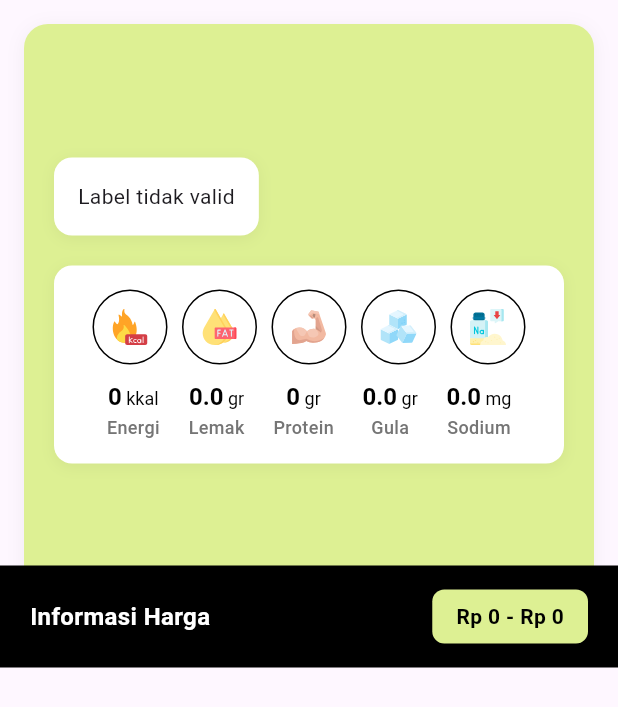
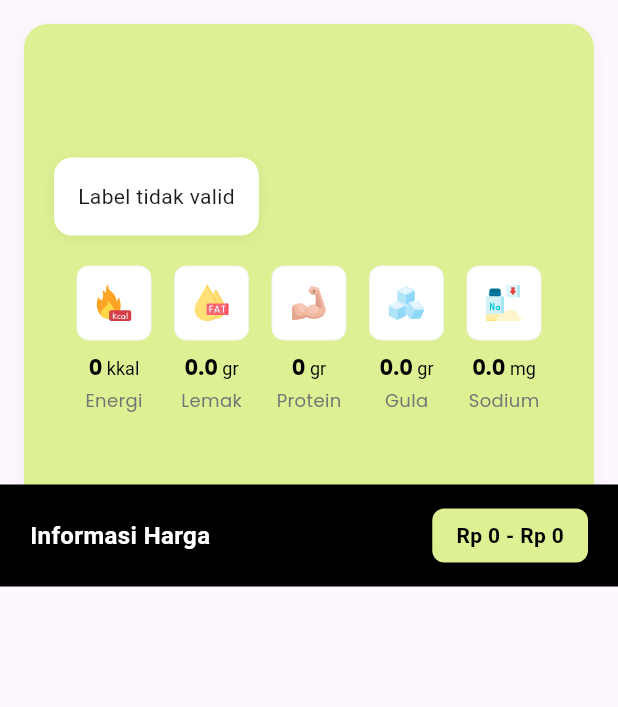
Before and after one commit to hokacristian/BeWiseV1, a Flutter app: the DetailPage screen opened directly with empty values, on a phone screen of 412 x 824 dp. Shown: the top 707 px of the screen. Run offline on Flutter 3.47's test engine with Material 3 defaults, Android fonts, the phone set to English and light mode, and no system bars; our stand-ins replace carousel_slider, flutter_dotenv, flutter_svg, image_picker, shared_preferences, skeletonizer and 1 more; missing offline and left inert: google_mlkit_barcode_scanning, google_mlkit_commons, mobile_scanner; accounts and stored records are empty; project files that could hold a hidden picture were left out.

Commit message:
feat: Refactor nutrition facts display in DetailPage and enhance styling in NutritionFacts widget

```diff
--- a/lib/presentation/page/product/detail_page.dart
+++ b/lib/presentation/page/product/detail_page.dart
@@ -107,65 +107,12 @@ class DetailPage extends StatelessWidget {
 
                         const SizedBox(height: 20),
 
-                        // Nutrition Facts
+                        // Nutrition Facts - Langsung tanpa container background
                         if (product.nutritionFact != null)
-                          Container(
-                            padding: const EdgeInsets.all(16),
-                            decoration: BoxDecoration(
-                              color: Colors.white,
-                              borderRadius: BorderRadius.circular(12),
-                              boxShadow: [
-                                BoxShadow(
-                                  color: Colors.black.withOpacity(0.05),
-                                  blurRadius: 8,
-                                  offset: const Offset(0, 2),
-                                ),
-                              ],
-                            ),
-                            child: Column(
-                              mainAxisSize: MainAxisSize.min, // Fit dengan content
-                              children: [
-                                // Nutrition circles
-                                NutritionFacts(nutritionFact: product.nutritionFact),
-                                const SizedBox(height: 12),
+                          NutritionFacts(nutritionFact: product.nutritionFact),
 
-                                // Nutrition values row
-                                Row(
-                                  mainAxisAlignment: MainAxisAlignment.spaceEvenly,
-                                  children: [
-                                    _buildNutritionValue(
-                                      '${product.nutritionFact!.energy}',
-                                      'kkal',
-                                      'Energi',
-                                    ),
-                                    _buildNutritionValue(
-                                      '${product.nutritionFact!.saturatedFat}',
-                                      'gr',
-                                      'Lemak',
-                                    ),
-                                    _buildNutritionValue(
-                                      '${product.nutritionFact!.protein}',
-                                      'gr',
-                                      'Protein',
-                                    ),
-                                    _buildNutritionValue(
-                                      '${product.nutritionFact!.sugar}',
-                                      'gr',
-                                      'Gula',
-                                    ),
-                                    _buildNutritionValue(
-                                      '${product.nutritionFact!.sodium}',
-                                      'mg',
-                                      'Sodium',
-                                    ),
-                                  ],
-                                ),
-                              ],
-                            ),
-                          ),
-
-                        // Extra padding at the bottom to ensure content isn't covered by the price bar
-                        const SizedBox(height: 100), // Ditambah untuk mengakomodasi price bar yang nempel
+                        // Spasi bawah untuk price bar
+                        const SizedBox(height: 80),
                       ],
                     ),
                   ),
@@ -227,43 +174,6 @@ class DetailPage extends StatelessWidget {
     );
   }
 
-  Widget _buildNutritionValue(String value, String unit, String label) {
-    return Column(
-      mainAxisSize: MainAxisSize.min,
-      children: [
-        RichText(
-          textAlign: TextAlign.center,
-          text: TextSpan(
-            style: const TextStyle(
-              fontSize: 16,
-              color: Colors.black,
-              fontWeight: FontWeight.bold,
-            ),
-            children: [
-              TextSpan(text: value),
-              TextSpan(
-                text: ' $unit',
-                style: const TextStyle(
-                  fontWeight: FontWeight.normal,
-                  fontSize: 12,
-                ),
-              ),
-            ],
-          ),
-        ),
-        const SizedBox(height: 2),
-        Text(
-          label,
-          style: TextStyle(
-            fontSize: 12,
-            color: Colors.grey[600],
-            fontWeight: FontWeight.w500,
-          ),
-        ),
-      ],
-    );
-  }
-
   String _formatPrice(int price) {
     return price.toString().replaceAllMapped(
       RegExp(r'(\d{1,3})(?=(\d{3})+(?!\d))'),
--- a/lib/presentation/widgets/product_nutrition.dart
+++ b/lib/presentation/widgets/product_nutrition.dart
@@ -16,35 +16,59 @@ class NutritionFacts extends StatelessWidget {
     return Row(
       mainAxisAlignment: MainAxisAlignment.spaceEvenly,
       children: [
-        _buildNutritionCircle(
+        _buildNutritionBox(
           iconAsset: 'assets/img/calories.svg',
+          value: '${nutritionFact!.energy}',
+          unit: 'kkal',
+          label: 'Energi',
         ),
-        _buildNutritionCircle(
+        _buildNutritionBox(
           iconAsset: 'assets/img/lipid.svg',
+          value: '${nutritionFact!.saturatedFat}',
+          unit: 'gr',
+          label: 'Lemak',
         ),
-        _buildNutritionCircle(
+        _buildNutritionBox(
           iconAsset: 'assets/img/muscle.svg',
+          value: '${nutritionFact!.protein}',
+          unit: 'gr',
+          label: 'Protein',
         ),
-        _buildNutritionCircle(
+        _buildNutritionBox(
           iconAsset: 'assets/img/sugar-cube.svg',
+          value: '${nutritionFact!.sugar}',
+          unit: 'gr',
+          label: 'Gula',
         ),
-        _buildNutritionCircle(
+        _buildNutritionBox(
           iconAsset: 'assets/img/sodium.svg',
+          value: '${nutritionFact!.sodium}',
+          unit: 'mg',
+          label: 'Sodium',
         ),
       ],
     );
   }
 
-  Widget _buildNutritionCircle({
+  Widget _buildNutritionBox({
     required String iconAsset,
+    required String value,
+    required String unit,
+    required String label,
   }) {
-    return Container(
+    return Column(
+      mainAxisSize: MainAxisSize.min,
+      children: [
+        // Box putih hanya berisi icon
+        Container(
           width: 50,
           height: 50,
           decoration: BoxDecoration(
-        shape: BoxShape.circle,
+            color: Colors.white,
+            borderRadius: BorderRadius.circular(8),
             border: Border.all(
-          width: 1,
+              color: Colors.grey.shade200,
+              width: 0.5,
             ),
           ),
           child: Center(
@@ -54,6 +78,47 @@ class NutritionFacts extends StatelessWidget {
               height: 24,
             ),
           ),
+        ),
+
+        const SizedBox(height: 8),
+
+        // Value + Unit di luar box
+        RichText(
+          textAlign: TextAlign.center,
+          text: TextSpan(
+            style: const TextStyle(
+              fontSize: 14,
+              color: Colors.black,
+              fontWeight: FontWeight.bold,
+              fontFamily: 'Poppins',
+            ),
+            children: [
+              TextSpan(text: value),
+              TextSpan(
+                text: ' $unit',
+                style: const TextStyle(
+                  fontWeight: FontWeight.normal,
+                  fontSize: 12,
+                ),
+              ),
+            ],
+          ),
+        ),
+
+        const SizedBox(height: 2),
+
+        // Label di luar box
+        Text(
+          label,
+          style: TextStyle(
+            fontSize: 12,
+            color: Colors.grey[600],
+            fontWeight: FontWeight.w500,
+            fontFamily: 'Poppins',
+          ),
+          textAlign: TextAlign.center,
+        ),
+      ],
     );
   }
 }
```
Lines whose indentation alone changed are shown as unchanged.
